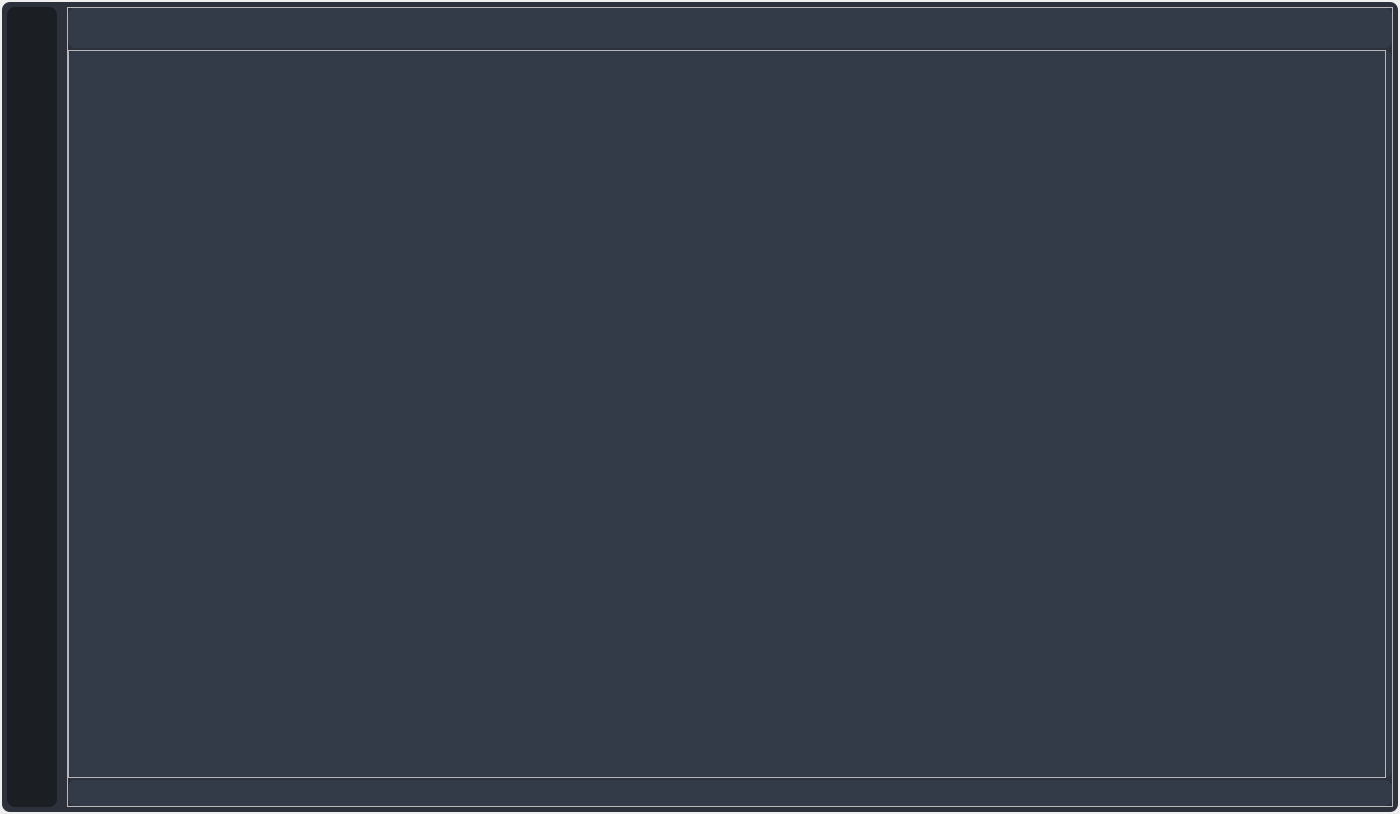
This is src/perfcat/ui/layout/ui_mainwindow.ui in kaluluosi/PerformanceCatcher as Qt 5 draws it before an edit. The edited form follows.
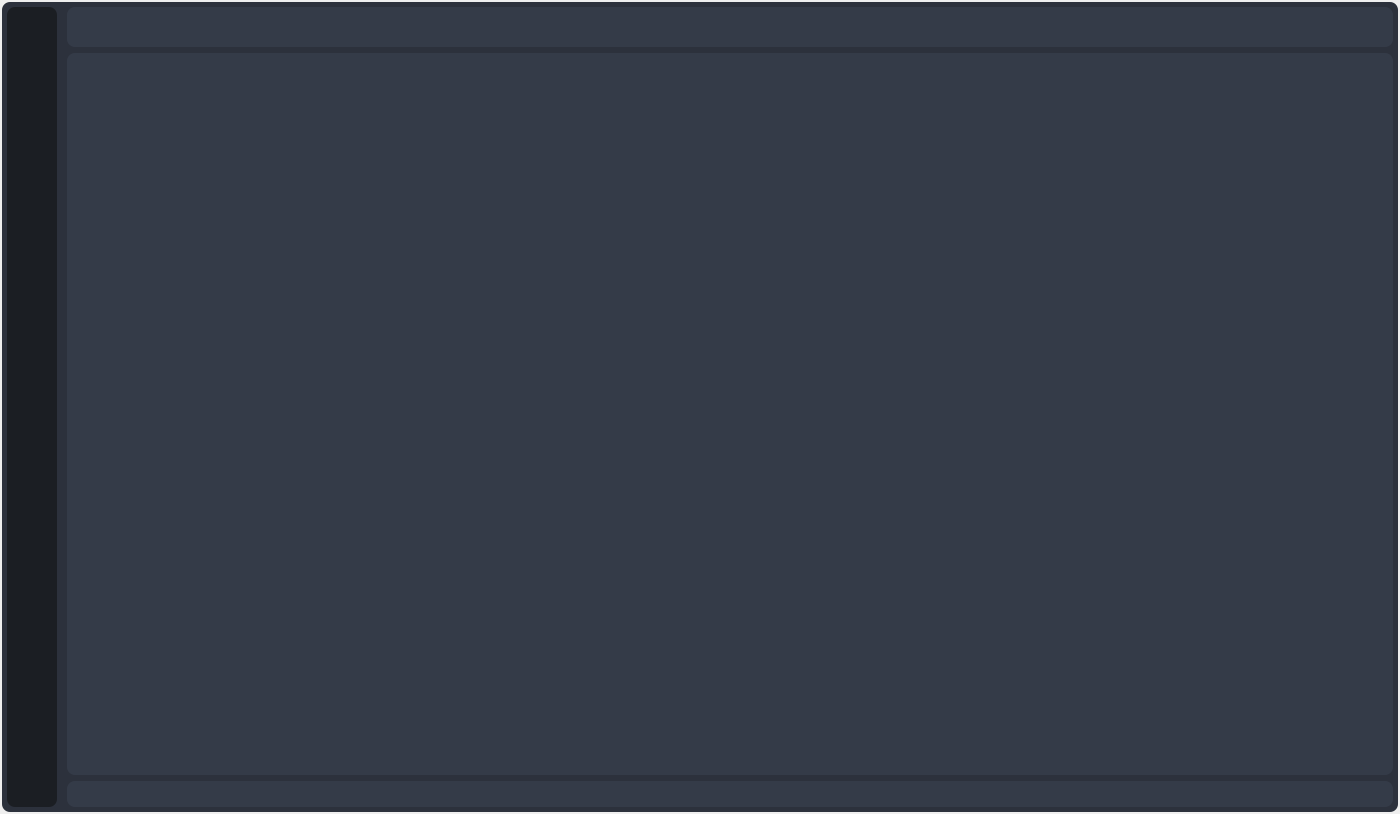
This is the edited form. Icons and pictures are not drawn.

Commit message: 完成QCombobox等控件的样式

Patch:
```diff
--- a/src/perfcat/ui/layout/ui_mainwindow.ui
+++ b/src/perfcat/ui/layout/ui_mainwindow.ui
@@ -27,29 +27,33 @@
    <double>1.000000000000000</double>
   </property>
   <property name="styleSheet">
-   <string notr="true">#container {
+   <string notr="true">*{
+    border-radius:8;
+    color:#6c7c96;
+}
+
+#container {
 background-color:#2c313c;
-border-radius:8;
 }
 
 #left_menu_frame{
 background-color:#1b1e23;
-border-radius:8;
 }
 
 #title_bar_frame{
 background-color:#343b48;
-border-radius:8;
 }
 
 #status_bar_frame{
 background-color:#343b48;
-border-radius:8;
 }
 
-#content_frame {
+#content_frame{
 background-color:#343b48;
-border-radius:8;
+}
+
+#setting_frame {
+background-color:#3c4454;
 }
 
 #left_column_frame {
@@ -60,12 +64,10 @@
 
 #LeftMenu {
 background-color: #005dfd;
-border-radius:8;
 }
 
 #LeftMenu QPushButton {
 background-color:#1b1e23;
-border-radius: 8;
 height:40;
 text-align:left;
 padding-left:15;
@@ -86,30 +88,31 @@
 background-color:#2c313c;
 }
 
+#LeftMenu QPushButton:focus{
+border:none;
+}
+
 
 #LeftMenu #bottom{
 border-top:1 solid #272c36;
 border-radius: 0;
 }
 
-#LeftMenu #menu {
+#LeftMenu #nav_menu {
 border-top:1 solid #272c36;
 border-radius: 0；
 }
 
+#LeftMenu #scrollArea,#scrollAreaWidgetContents_3{
+background-color:#1b1e23;
+border:none;
+}
+
 #LeftMenu #btn_toggle:checked{
 background-color:#21252d;
 }
 
 
-#LeftMenu QToolTip { 
-color:#6b7884;
-background-color: #1b1e23; 
-border: 0px; 
-border-radius:8;
-border-left: 2px solid #4f9fee;
-}
-
 /* 标题栏样式 */
 
 #TitleBar #bg{
@@ -166,12 +169,14 @@
 
 #LeftColumn{
 background-color:#343b48;
-border-radius:8;
 }
 
 #LeftColumn #top{
 background-color: #3c4454;
-border-radius:8;
+}
+
+#leftColumn #icon{
+
 }
 
 #LeftColumn #title{
@@ -179,9 +184,9 @@
 }
 
 #LeftColumn QToolButton{
-border-radius:8;
 border:none;
 padding:4;
+background-color: #3c4454;
 }
 
 #LeftColumn #btn_close:hover{
@@ -191,6 +196,274 @@
 #LeftColumn #btn_close:pressed{
 background-color:#1b1e23;
 }
+
+
+/* 通用控件 */
+
+QToolTip { 
+color:#6b7884;
+background-color: #1b1e23; 
+border: 0px; 
+border-left: 2px solid #4f9fee;
+}
+
+QGroupBox{
+	border: 2px solid gray; 
+    border-radius: 3px; 
+    margin:10;
+}
+
+QGroupBox::title { 
+    subcontrol-position: center top; /* position at the top left*/ 
+	subcontrol-origin: border;
+	margin-top:-20px;
+
+}
+
+/* Button */
+QAbstractButton{
+background-color:#1b1e23;
+border:none;
+border-radius:4;
+padding: 4;
+outline:none;
+}
+
+QAbstractButton:hover,
+QAbstractButton:checked{
+background-color:#21252d;
+}
+
+
+QAbstractButton:pressed{
+background-color:#272c36;
+}
+
+QAbstractButton:disabled{
+background-color: #272c36;
+}
+
+QAbstractButton:checked{
+background-color:#568af2;
+color:black;
+}
+
+QAbstractButton:focus{
+border: 2px solid #568af2;
+}
+
+QAbstractButton[style~='success']:checked{
+    background-color: #67c23a;
+}
+QAbstractButton[style~='warning']:checked{
+    background-color: #e6a23c;
+}
+QAbstractButton[style~='danger']:checked{
+    background-color: #f56c6c;
+}
+QAbstractButton[style~='info']:checked{
+    background-color: #909399;
+}
+
+
+/* CheckBox */
+
+QCheckBox::indicator{
+    border:2px solid #6c7c96;
+    border-radius: 2px;
+    width:10px;
+    height:10px;
+    margin-left:8px;
+}
+
+QCheckBox::indicator:checked{
+    border:2px solid black;
+    image: url(:/icon/svg/checkmark.svg);
+}
+
+QRadioButton::indicator{
+    border:1px solid #6c7c96;
+    background-color:#6c7c96;
+    border-radius: 4px;
+    width:10px;
+    height:10px;
+    margin-left:8px;
+}
+
+QRadioButton::indicator:checked{
+    border:1px solid #fff;
+    background-color:black;
+}
+
+/* TextEdit */
+QPlainTextEdit,
+QTextEdit,
+QLineEdit{
+    background-color: #1b1e23;
+    padding:8px;
+}
+
+QPlainTextEdit:focus,
+QTextEdit:focus,
+QLineEdit:focus{
+    border: 2px solid #568af2;
+}
+
+QPlainTextEdit:read-only,
+QTextEdit:read-only,
+QLineEdit:read-only{
+    border:none;
+}
+
+/* ProgressBar */
+QProgressBar{
+    background-color: #1b1e23;
+    text-align:center;
+    font-weight: bold;
+}
+
+QProgressBar::chunk:horizontal{
+    background-color: #4f9fee;
+    border-radius: 8px;
+    border-top-right-radius: 0;
+    border-bottom-right-radius:0;
+}
+QProgressBar::chunk:vertical{
+    background-color: #4f9fee;
+    border-radius: 8px;
+    border-top-left-radius: 0;
+    border-top-right-radius:0;
+}
+
+
+/* ScrollBar */
+QScrollBar:horizontal{
+    background-color: #2c313c;
+    border-radius: 0;
+    border:none;
+    max-height: 8px;
+}
+
+QScrollBar::handle:horizontal{
+    background-color:#568af2;
+    border-radius:4px;
+    min-width: 25px;
+}
+
+QScrollBar::add-page:horizontal{
+    background-color:none;
+}
+QScrollBar::sub-page:horizontal{
+    background-color:none;
+}
+
+QScrollBar::add-line:horizontal{
+    background-color:#272c36;
+    border:none;
+    width:0px;
+    border-top-right-radius: 4px;
+    border-bottom-right-radius: 4px;
+    subcontrol-posistion:right;
+    subcontrol-origin:margin;
+}
+QScrollBar::sub-line:horizontal{
+    background-color:#272c36;
+    border:none;
+    width:0px;
+    border-top-right-radius: 4px;
+    border-bottom-right-radius: 4px;
+    subcontrol-posistion:right;
+    subcontrol-origin:margin;
+}
+
+/* Vertical */
+QScrollBar:vertical{
+    background-color: #2c313c;
+    border-radius: 0;
+    border:none;
+    max-width: 8px;
+}
+
+QScrollBar::handle:vertical{
+    background-color:#568af2;
+    border-radius:4px;
+    min-height: 25px;
+}
+
+QScrollBar::add-page:vertical{
+    background-color:none;
+}
+QScrollBar::sub-page:vertical{
+    background-color:none;
+}
+
+QScrollBar::add-line:vertical{
+    background-color:#272c36;
+    border:none;
+    width:0px;
+    border-top-right-radius: 4px;
+    border-top-left-radius: 4px;
+    subcontrol-posistion:right;
+    subcontrol-origin:margin;
+}
+QScrollBar::sub-line:vertical{
+    background-color:#272c36;
+    border:none;
+    width:0px;
+    border-top-right-radius: 4px;
+    border-top-left-radius: 4px;
+    subcontrol-posistion:right;
+    subcontrol-origin:margin;
+}
+
+
+/* Slider */
+
+QSlider:horizontal{
+    margin:8;
+}
+
+QSlider::groove:horizontal{
+    background-color: #1b1e23;
+    border-radius: 4px;
+    margin:0px;
+    height: 10px;
+}
+QSlider::groove:horizontal:hover{
+    background-color: #21252d;
+}
+
+QSlider::handle:horizontal{
+    border:none;
+    height:16px;
+    width:16px;
+    margin: -3px;
+    border-radius: 8px;
+    background-color: #4f9fee;
+}
+
+QSlider:vertical{
+    margin:8;
+}
+
+QSlider::groove:vertical{
+    background-color: #1b1e23;
+    border-radius: 4px;
+    margin:0px;
+    width: 10px;
+}
+QSlider::groove:vertical:hover{
+    background-color: #21252d;
+}
+
+QSlider::handle:vertical{
+    border:none;
+    height:16px;
+    width:16px;
+    margin: -3px;
+    border-radius: 8px;
+    background-color: #4f9fee;
+}
 </string>
   </property>
   <widget class="QWidget" name="centralwidget">
@@ -352,7 +625,7 @@
          </property>
          <layout class="QVBoxLayout" name="verticalLayout">
           <property name="spacing">
-           <number>2</number>
+           <number>6</number>
           </property>
           <property name="sizeConstraint">
            <enum>QLayout::SetMaximumSize</enum>
@@ -409,7 +682,7 @@
               <number>0</number>
              </property>
              <property name="bottomMargin">
-              <number>0</number>
+              <number>9</number>
              </property>
             </layout>
            </widget>
@@ -585,7 +858,7 @@
               <number>0</number>
              </property>
              <property name="topMargin">
-              <number>0</number>
+              <number>9</number>
              </property>
              <property name="rightMargin">
               <number>0</number>
```
The commit also changes 19 other files.
